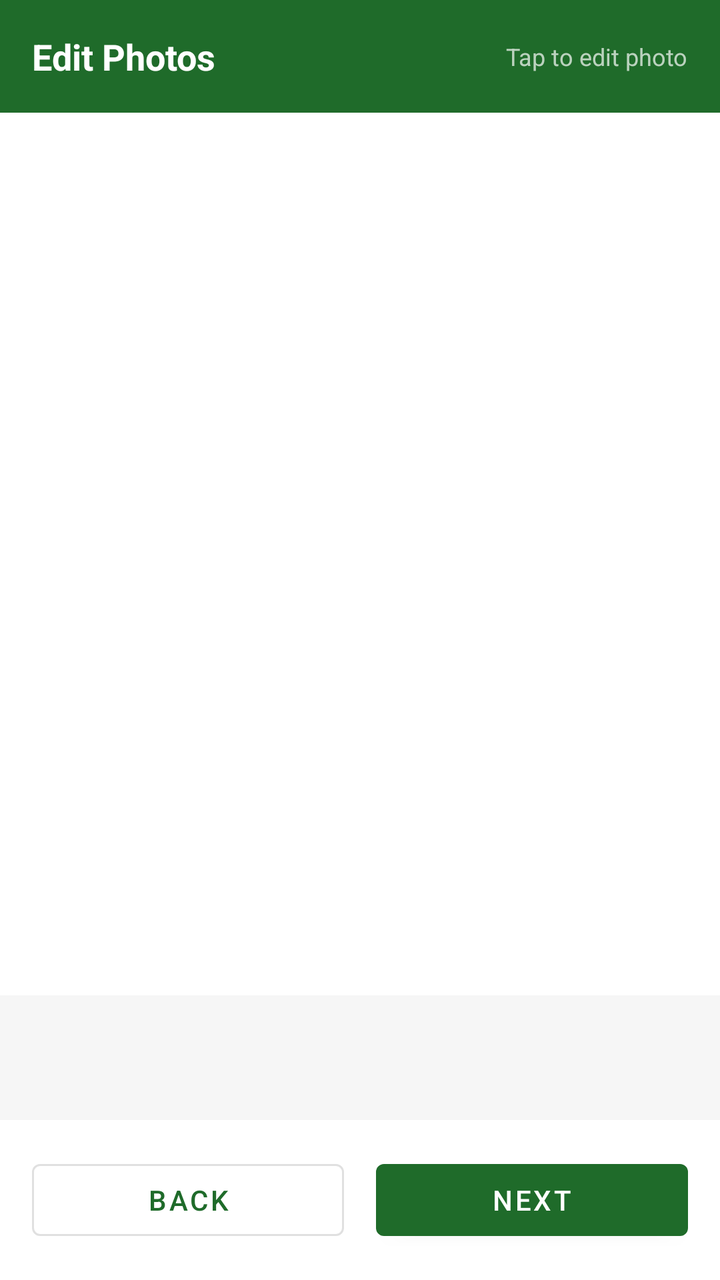
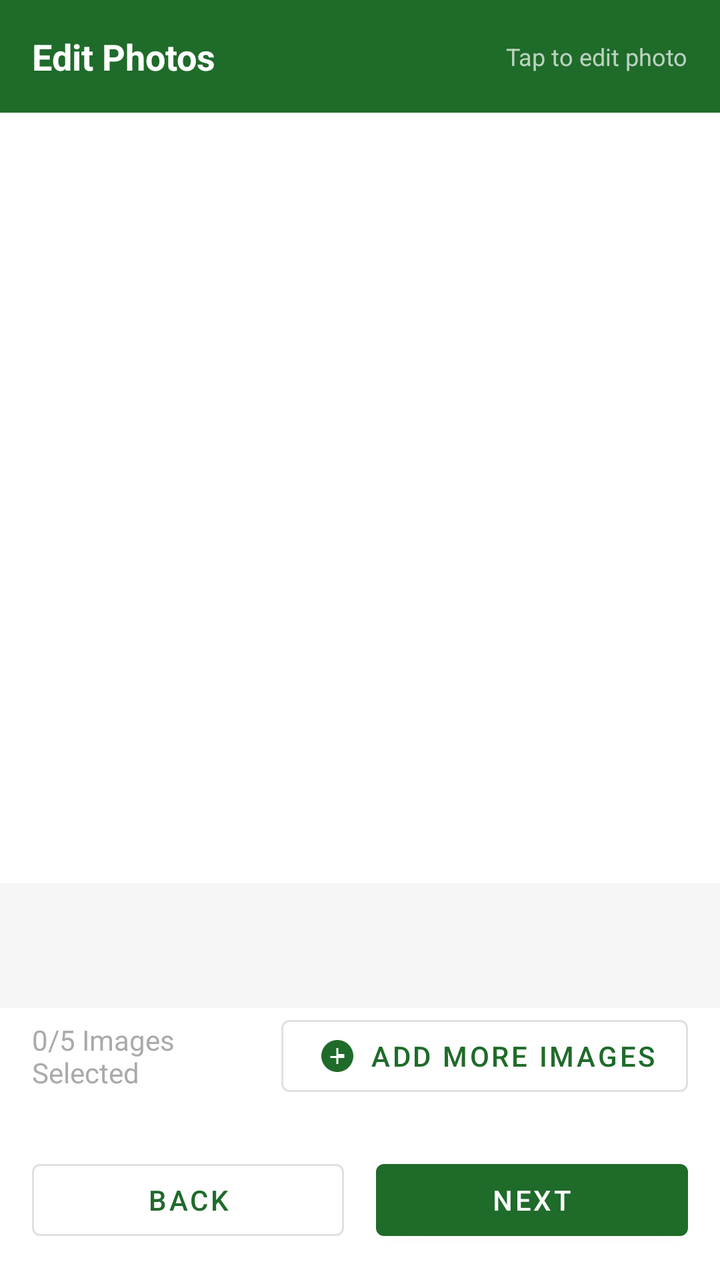

The first picture is an Android layout as it rendered before a commit; the second is the same layout after the commit. The layout source and the unified diff follow.
<!-- AndroidManifest.xml: application theme Theme.PEVPlugShare -->
<!-- res/layout/activity_photo_gallery_editor.xml -->
<?xml version="1.0" encoding="utf-8"?>
<LinearLayout xmlns:android="http://schemas.android.com/apk/res/android"
    xmlns:app="http://schemas.android.com/apk/res-auto"
    android:layout_width="match_parent"
    android:layout_height="match_parent"
    android:orientation="vertical"
    android:background="@android:color/white">

    
    <LinearLayout
        android:layout_width="match_parent"
        android:layout_height="wrap_content"
        android:orientation="horizontal"
        android:padding="16dp"
        android:background="?attr/colorPrimary"
        android:gravity="center_vertical">

        <TextView
            android:id="@+id/titleText"
            android:layout_width="0dp"
            android:layout_height="wrap_content"
            android:layout_weight="1"
            android:text="Edit Photos"
            android:textSize="18sp"
            android:textStyle="bold"
            android:textColor="@android:color/white" />

        <TextView
            android:layout_width="wrap_content"
            android:layout_height="wrap_content"
            android:text="Tap to edit photo"
            android:textSize="12sp"
            android:textColor="@android:color/white"
            android:alpha="0.7" />
    </LinearLayout>

    
    <androidx.recyclerview.widget.RecyclerView
        android:id="@+id/photoGalleryRecycler"
        android:layout_width="match_parent"
        android:layout_height="0dp"
        android:layout_weight="1"
        android:padding="8dp"
        android:scrollbars="vertical" />

    
    <TextView
        android:layout_width="match_parent"
        android:layout_height="wrap_content"
        android:padding="16dp"
        android:text="Tap any photo to edit (crop, zoom, add focus area). Photos with focus areas show a badge."
        android:textSize="12sp"
        android:textColor="@android:color/darker_gray"
        android:gravity="center"
        android:background="@android:color/darker_gray"
        android:alpha="0.1" />

    
    <LinearLayout
        android:layout_width="match_parent"
        android:layout_height="wrap_content"
        android:orientation="horizontal"
        android:padding="16dp"
        android:gravity="end"
        android:weightSum="2">

        <com.google.android.material.button.MaterialButton
            android:id="@+id/backButton"
            android:layout_width="0dp"
            android:layout_height="wrap_content"
            android:layout_weight="1"
            android:layout_marginEnd="8dp"
            android:text="Back"
            style="@style/Widget.MaterialComponents.Button.OutlinedButton" />

        <com.google.android.material.button.MaterialButton
            android:id="@+id/nextButton"
            android:layout_width="0dp"
            android:layout_height="wrap_content"
            android:layout_weight="1"
            android:layout_marginStart="8dp"
            android:text="Next"
            style="@style/Widget.MaterialComponents.Button" />
    </LinearLayout>
</LinearLayout>
<!-- resources referenced by this layout -->
<resources>
  <style name="Theme.PEVPlugShare" parent="Theme.MaterialComponents.Light.NoActionBar">
          <item name="colorPrimary">@color/md_theme_primary</item>
          <item name="colorSecondary">@color/md_theme_secondary</item>
          <item name="colorError">@color/md_theme_error</item>
      </style>
  <color name="md_theme_primary">#1f6b2a</color>
  <color name="md_theme_secondary">#2d7a3f</color>
  <color name="md_theme_error">#c00000</color>
</resources>

<!-- the commit's change to res/layout/activity_photo_gallery_editor.xml (unified diff, before → after) -->
@@ -60,6 +60,34 @@
         android:layout_width="match_parent"
         android:layout_height="wrap_content"
         android:orientation="horizontal"
+        android:gravity="center_vertical"
+        android:paddingStart="16dp"
+        android:paddingEnd="16dp"
+        android:paddingBottom="8dp">
+
+        <TextView
+            android:id="@+id/imageCountTextView"
+            android:layout_width="0dp"
+            android:layout_height="wrap_content"
+            android:layout_weight="1"
+            android:text="0/5 Images Selected"
+            android:textSize="14sp"
+            android:textColor="@android:color/darker_gray" />
+
+        <com.google.android.material.button.MaterialButton
+            android:id="@+id/addMoreImagesButton"
+            android:layout_width="wrap_content"
+            android:layout_height="wrap_content"
+            android:text="Add More Images"
+            app:icon="@drawable/ic_add"
+            style="@style/Widget.MaterialComponents.Button.OutlinedButton" />
+    </LinearLayout>
+
+    
+    <LinearLayout
+        android:layout_width="match_parent"
+        android:layout_height="wrap_content"
+        android:orientation="horizontal"
         android:padding="16dp"
         android:gravity="end"
         android:weightSum="2">
<!-- resource entries referenced after the edit -->
@@ -1,5 +1,16 @@
 <!-- resources referenced by this layout -->
 <resources>
+  <!-- drawable ic_add (drawable) -->
+  <?xml version="1.0" encoding="utf-8"?>
+  <vector xmlns:android="http://schemas.android.com/apk/res/android"
+      android:width="24dp"
+      android:height="24dp"
+      android:viewportWidth="24"
+      android:viewportHeight="24">
+      <path
+          android:fillColor="#000000"
+          android:pathData="M12,4C7.58,4 4,7.58 4,12s3.58,8 8,8 8,-3.58 8,-8 -3.58,-8 -8,-8zm3.5,9h-3v3h-1v-3h-3v-1h3V8h1v3h3v1z" />
+  </vector>
   <style name="Theme.PEVPlugShare" parent="Theme.MaterialComponents.Light.NoActionBar">
           <item name="colorPrimary">@color/md_theme_primary</item>
           <item name="colorSecondary">@color/md_theme_secondary</item>
